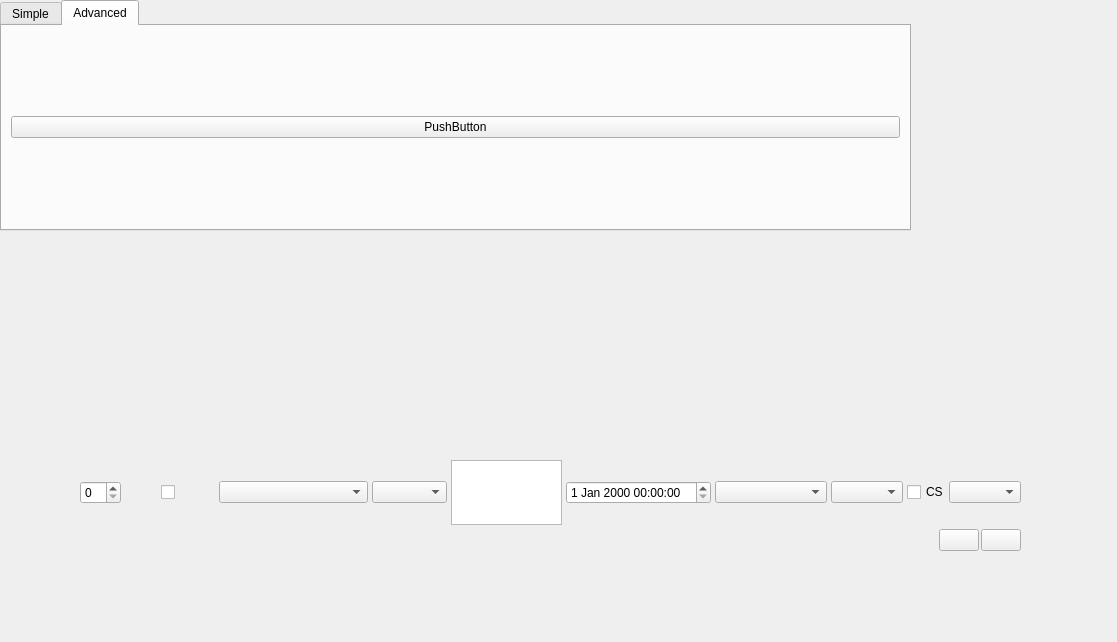
First picture: the form in src/sdltm/ui/EditSdltmFilter.ui, repository RWS/sdltm_browser, before the edit.
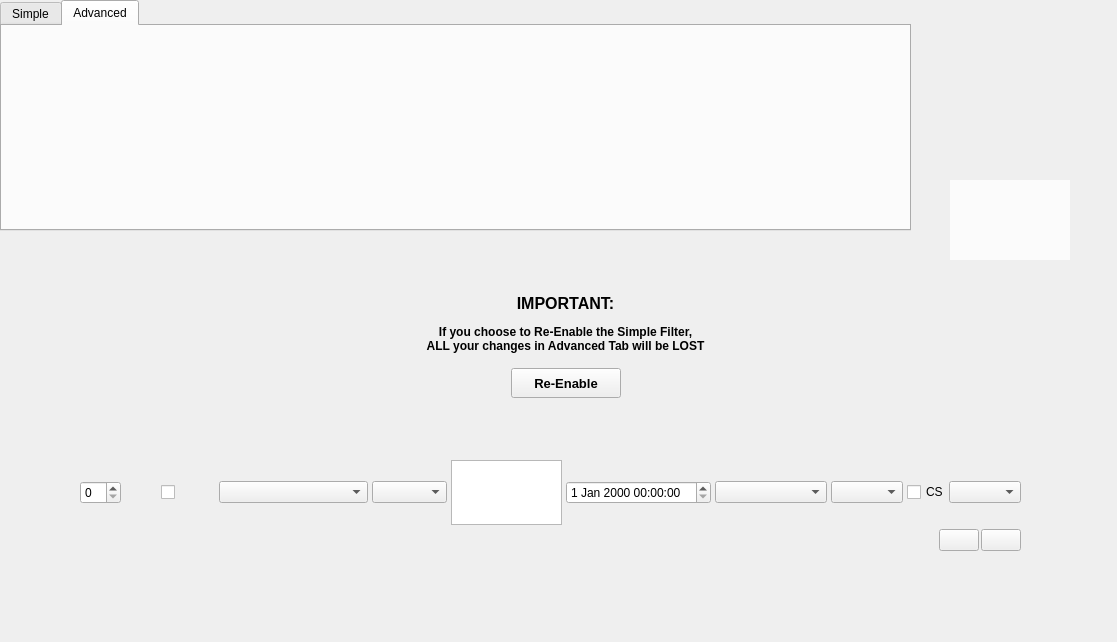
Second picture: the form after the edit. The open tabs and pages were chosen to show the change. Icons and pictures are not drawn. Custom widgets are drawn as their Qt base class.

Commit message: advanced filtering works

```diff
--- a/src/sdltm/ui/EditSdltmFilter.ui
+++ b/src/sdltm/ui/EditSdltmFilter.ui
@@ -223,11 +223,7 @@
     </attribute>
     <layout class="QGridLayout" name="gridLayout_2">
      <item row="0" column="0">
-      <widget class="QPushButton" name="pushButton">
-       <property name="text">
-        <string>PushButton</string>
-       </property>
-      </widget>
+      <widget class="SqlTextEdit" name="advancedEdit" native="true"/>
      </item>
     </layout>
    </widget>
@@ -549,6 +545,116 @@
     </item>
    </layout>
   </widget>
+  <widget class="QWidget" name="disabledBg" native="true">
+   <property name="geometry">
+    <rect>
+     <x>950</x>
+     <y>180</y>
+     <width>120</width>
+     <height>80</height>
+    </rect>
+   </property>
+   <property name="styleSheet">
+    <string notr="true">background-color: rgba(255, 255, 255, 196);</string>
+   </property>
+  </widget>
+  <widget class="QWidget" name="reenableSimpleFilterGrid" native="true">
+   <property name="geometry">
+    <rect>
+     <x>310</x>
+     <y>270</y>
+     <width>511</width>
+     <height>161</height>
+    </rect>
+   </property>
+   <layout class="QVBoxLayout" name="verticalLayout_2">
+    <item>
+     <spacer name="verticalSpacer">
+      <property name="orientation">
+       <enum>Qt::Vertical</enum>
+      </property>
+      <property name="sizeHint" stdset="0">
+       <size>
+        <width>20</width>
+        <height>40</height>
+       </size>
+      </property>
+     </spacer>
+    </item>
+    <item>
+     <widget class="QLabel" name="label">
+      <property name="text">
+       <string>&lt;html&gt;&lt;head/&gt;&lt;body&gt;&lt;p align=&quot;center&quot;&gt;&lt;span style=&quot; font-size:12pt; font-weight:600;&quot;&gt;IMPORTANT:&lt;/span&gt;&lt;/p&gt;&lt;p align=&quot;center&quot;&gt;&lt;span style=&quot; font-weight:600;&quot;&gt;If you choose to Re-Enable the Simple Filter, &lt;br/&gt;ALL your changes in Advanced Tab will be LOST&lt;/span&gt;&lt;/p&gt;&lt;/body&gt;&lt;/html&gt;</string>
+      </property>
+     </widget>
+    </item>
+    <item>
+     <widget class="QWidget" name="widget_5" native="true">
+      <layout class="QHBoxLayout" name="horizontalLayout_7">
+       <item>
+        <spacer name="horizontalSpacer_6">
+         <property name="orientation">
+          <enum>Qt::Horizontal</enum>
+         </property>
+         <property name="sizeHint" stdset="0">
+          <size>
+           <width>40</width>
+           <height>20</height>
+          </size>
+         </property>
+        </spacer>
+       </item>
+       <item>
+        <widget class="QPushButton" name="reenableSimpleFilter">
+         <property name="minimumSize">
+          <size>
+           <width>110</width>
+           <height>30</height>
+          </size>
+         </property>
+         <property name="font">
+          <font>
+           <pointsize>10</pointsize>
+           <weight>75</weight>
+           <bold>true</bold>
+          </font>
+         </property>
+         <property name="text">
+          <string>Re-Enable</string>
+         </property>
+        </widget>
+       </item>
+       <item>
+        <spacer name="horizontalSpacer_7">
+         <property name="orientation">
+          <enum>Qt::Horizontal</enum>
+         </property>
+         <property name="sizeHint" stdset="0">
+          <size>
+           <width>40</width>
+           <height>20</height>
+          </size>
+         </property>
+        </spacer>
+       </item>
+      </layout>
+     </widget>
+    </item>
+    <item>
+     <spacer name="verticalSpacer_2">
+      <property name="orientation">
+       <enum>Qt::Vertical</enum>
+      </property>
+      <property name="sizeHint" stdset="0">
+       <size>
+        <width>20</width>
+        <height>40</height>
+       </size>
+      </property>
+     </spacer>
+    </item>
+   </layout>
+  </widget>
  </widget>
  <customwidgets>
   <customwidget>
@@ -556,6 +662,12 @@
    <extends>QComboBox</extends>
    <header>qchecklist.h</header>
   </customwidget>
+  <customwidget>
+   <class>SqlTextEdit</class>
+   <extends>QWidget</extends>
+   <header>sqltextedit.h</header>
+   <container>1</container>
+  </customwidget>
  </customwidgets>
  <resources/>
  <connections/>
```
Left out of the diff: 110 changed lines with no effect on the pictures. The commit also changes 9 other files.
